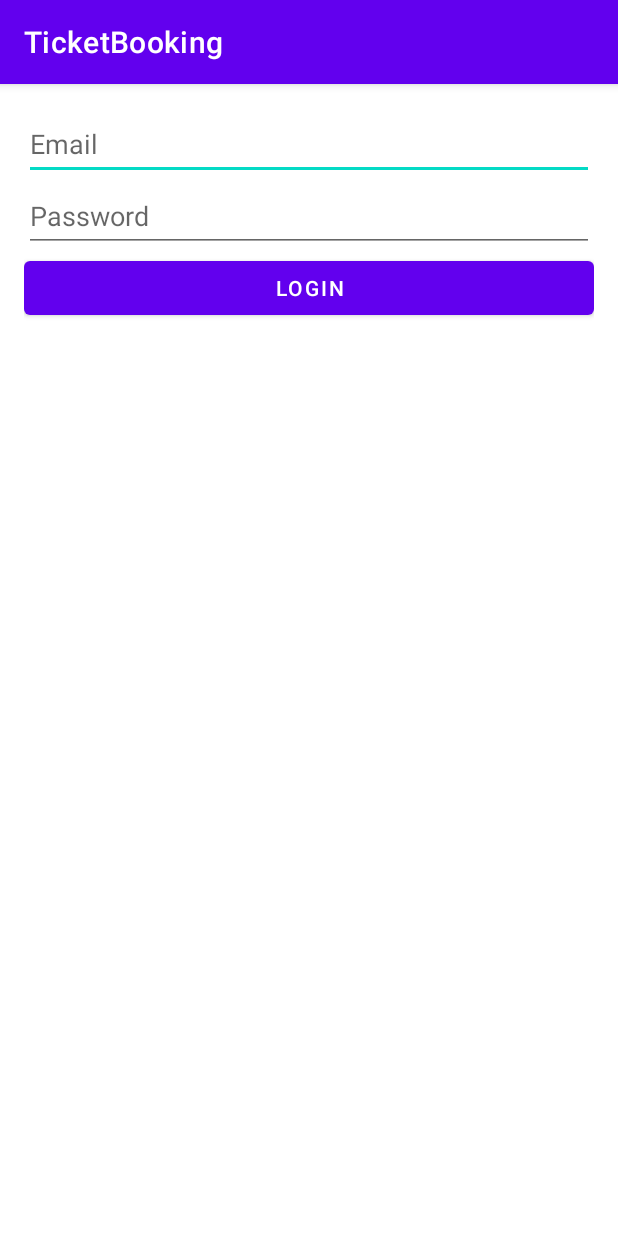
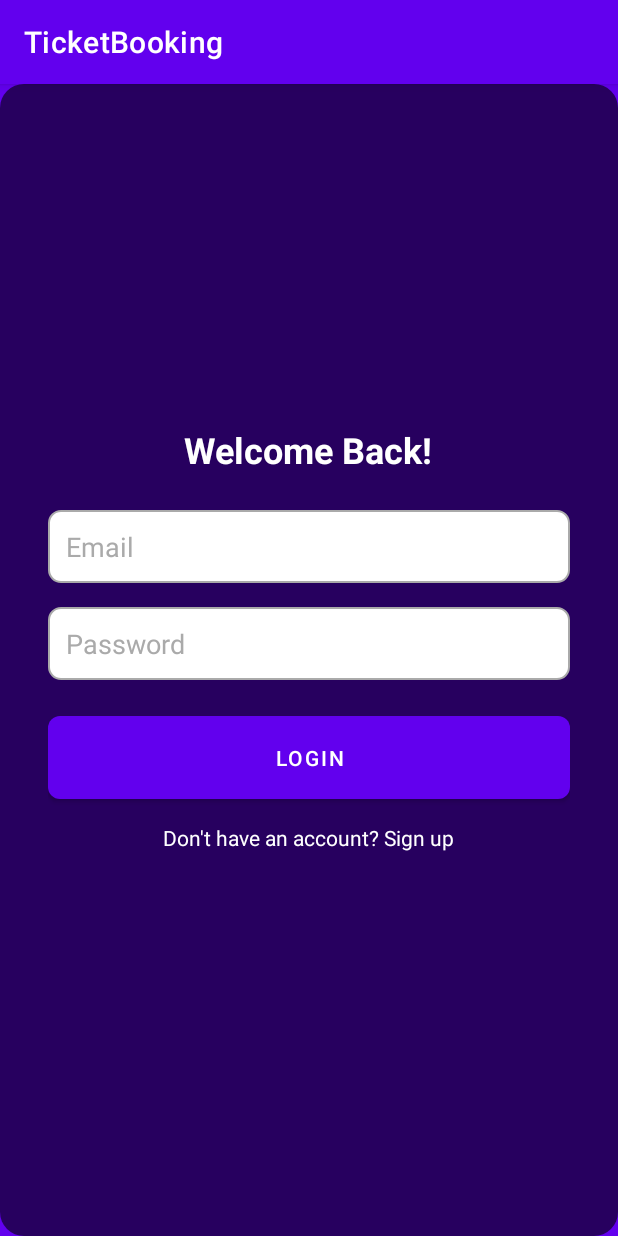
Before and after one commit to HaLBH176637/PRM392, an Android app: the LoginActivity screen opened directly, with no data from a screen before it, on a phone screen of 412 x 824 dp. Run offline under Robolectric (Android 15) with nearby library versions, the phone set to English and light mode, and no system bars; our stand-ins replace Firebase (no records; nobody signed in at launch, a user with empty details on screens opened directly).

Commit message:
Login & Register

```diff
--- a/app/src/main/AndroidManifest.xml
+++ b/app/src/main/AndroidManifest.xml
@@ -25,6 +25,9 @@
             android:name=".Activity.LoginActivity"
             android:exported="false"/>
         <activity
+            android:name=".Activity.SignUpActivity"
+            android:exported="false"/>
+        <activity
             android:name=".Activity.IntroActivity"
             android:exported="true">
             <intent-filter>
--- /dev/null
+++ b/app/src/main/res/drawable/background_login.xml
@@ -0,0 +1,12 @@
+<?xml version="1.0" encoding="utf-8"?>
+<layer-list xmlns:android="http://schemas.android.com/apk/res/android">
+    <item>
+        <color android:color="#FF6200EE"/> <!-- Màu nền chính -->
+    </item>
+    <item>
+        <shape>
+            <corners android:radius="16dp"/>
+            <solid android:color="#99000000"/> <!-- Màu mờ -->
+        </shape>
+    </item>
+</layer-list>
--- /dev/null
+++ b/app/src/main/res/drawable/button_background.xml
@@ -0,0 +1,15 @@
+<?xml version="1.0" encoding="utf-8"?>
+<selector xmlns:android="http://schemas.android.com/apk/res/android">
+    <item android:state_pressed="true">
+        <shape>
+            <solid android:color="#FF3700B3"/> <!-- Màu khi nhấn -->
+            <corners android:radius="8dp"/>
+        </shape>
+    </item>
+    <item>
+        <shape>
+            <solid android:color="#FF6200EE"/> <!-- Màu bình thường -->
+            <corners android:radius="8dp"/>
+        </shape>
+    </item>
+</selector>
--- /dev/null
+++ b/app/src/main/res/drawable/edit_text_background.xml
@@ -0,0 +1,14 @@
+<?xml version="1.0" encoding="utf-8"?>
+<shape xmlns:android="http://schemas.android.com/apk/res/android">
+    <solid android:color="@android:color/white"/>
+    <corners android:radius="8dp"/>
+    <padding
+        android:left="8dp"
+        android:right="8dp"
+        android:top="8dp"
+        android:bottom="8dp"/>
+    <size android:minHeight="48dp"/>
+    <stroke
+        android:width="1dp"
+        android:color="@android:color/darker_gray"/>
+</shape>
--- /dev/null
+++ b/app/src/main/res/drawable/edittext_background.xml
@@ -0,0 +1,6 @@
+<?xml version="1.0" encoding="utf-8"?>
+<shape xmlns:android="http://schemas.android.com/apk/res/android">
+    <solid android:color="@android:color/white"/>
+    <corners android:radius="8dp"/>
+    <stroke android:width="1dp" android:color="@android:color/darker_gray"/>
+</shape>
--- a/app/src/main/res/layout/activity_login.xml
+++ b/app/src/main/res/layout/activity_login.xml
@@ -1,19 +1,33 @@
 <?xml version="1.0" encoding="utf-8"?>
 <androidx.constraintlayout.widget.ConstraintLayout xmlns:android="http://schemas.android.com/apk/res/android"
     android:layout_width="match_parent"
-    android:layout_height="match_parent">
+    android:layout_height="match_parent"
+    android:background="@drawable/background_login">
     <LinearLayout
         android:layout_width="match_parent"
         android:layout_height="match_parent"
         android:orientation="vertical"
-        android:padding="16dp">
+        android:padding="32dp"
+        android:gravity="center">
+
+        <TextView
+            android:layout_width="wrap_content"
+            android:layout_height="wrap_content"
+            android:text="Welcome Back!"
+            android:textSize="24sp"
+            android:textColor="@android:color/white"
+            android:layout_marginBottom="24dp"
+            android:textStyle="bold"/>
 
         <EditText
             android:id="@+id/emailEditText"
             android:layout_width="match_parent"
             android:layout_height="wrap_content"
             android:hint="Email"
-            android:minHeight="48dp" />
+            android:minHeight="48dp"
+            android:padding="12dp"
+            android:background="@drawable/edit_text_background"
+            android:textColorHint="@android:color/darker_gray"/>
 
         <EditText
             android:id="@+id/passwordEditText"
@@ -21,13 +35,33 @@
             android:layout_height="wrap_content"
             android:hint="Password"
             android:inputType="textPassword"
-            android:minHeight="48dp" />
+            android:minHeight="48dp"
+            android:padding="12dp"
+            android:background="@drawable/edit_text_background"
+            android:textColorHint="@android:color/darker_gray"
+            android:layout_marginTop="16dp"/>
 
         <Button
             android:id="@+id/loginButton"
             android:layout_width="match_parent"
             android:layout_height="wrap_content"
-            android:text="Login" />
+            android:text="Login"
+            android:background="@drawable/button_background"
+            android:textColor="@android:color/white"
+            android:layout_marginTop="24dp"
+            android:padding="12dp"/>
+
+        <TextView
+            android:id="@+id/signUpTextView"
+            android:layout_width="wrap_content"
+            android:layout_height="wrap_content"
+            android:layout_marginTop="16dp"
+            android:clickable="true"
+            android:focusable="true"
+            android:minHeight="48dp"
+            android:text="Don't have an account? Sign up"
+            android:textColor="@android:color/white" />
+
     </LinearLayout>
 
 </androidx.constraintlayout.widget.ConstraintLayout>
--- a/app/src/main/res/values/colors.xml
+++ b/app/src/main/res/values/colors.xml
@@ -11,4 +11,5 @@
     <color name="blackcolor2">#28292b</color>
     <color name="orange">#d14706</color>
     <color name="grey">#989797</color>
+    <color name="colorPrimary">#6200EE</color>
 </resources>
```
Also changed, not shown: app/src/main/java/com/example/ticketbooking/Activity/LoginActivity.kt (+14 -0 lines), app/src/main/java/com/example/ticketbooking/Activity/SignUpActivity.kt (added, +93 -0 lines), app/src/main/res/layout/activity_signup.xml (added, +91 -0 lines).
